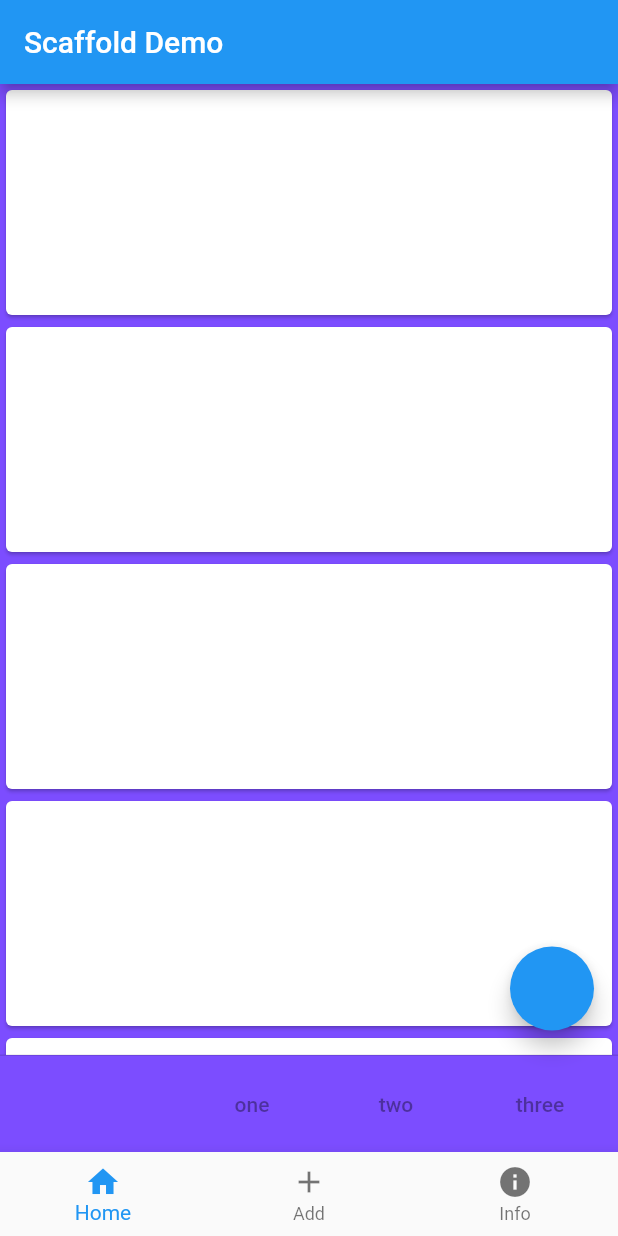
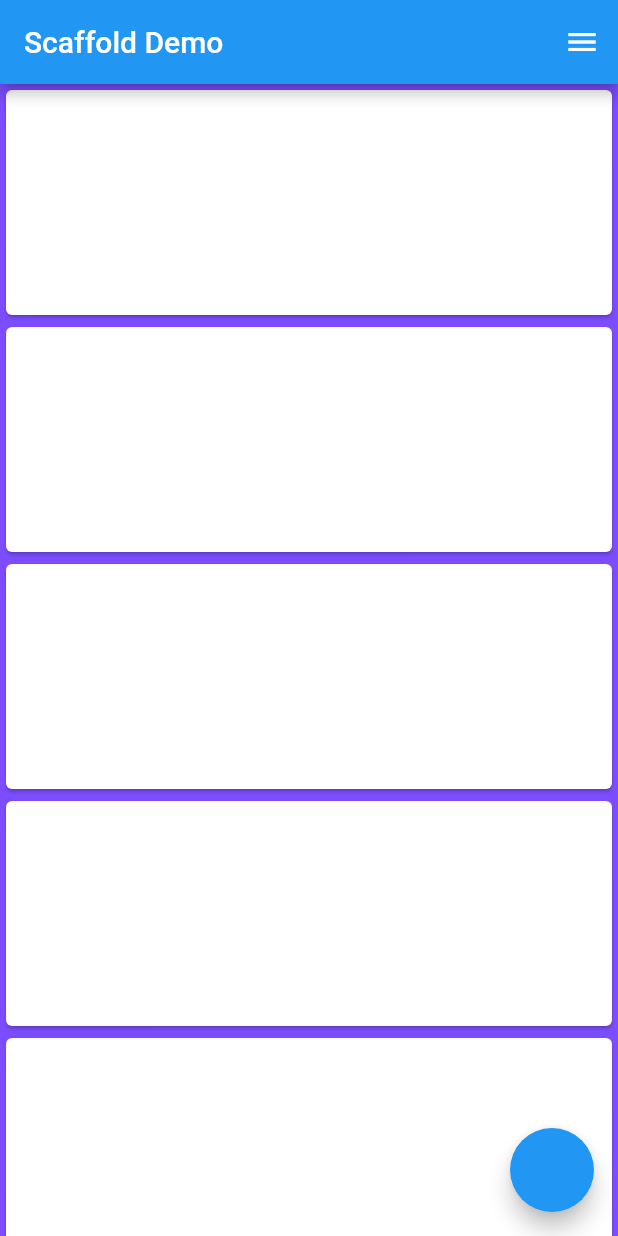
Before and after one commit to NohaElMandoh/FIutter_FirstApp, a Flutter app: the screen it shows after launch, on a phone screen of 412 x 824 dp. Run offline on Flutter 3.47's test engine with Material 2 defaults, Android fonts, the phone set to English and light mode, and no system bars; our stand-ins replace device_info.

Commit message:
drawer And endDrawer

```diff
--- a/lib/scaffold_pract.dart
+++ b/lib/scaffold_pract.dart
@@ -3,6 +3,52 @@ class scafPract extends StatelessWidget {
   @override
   Widget build(BuildContext context) {
     return Scaffold(
+//      drawer: new Drawer(child: new ListView(children: <Widget>[
+//        new DrawerHeader(child: new Text("Noha Mohammed")),
+//        new ListTile(
+//        subtitle: new Text("using dart"),
+//          onTap: (){},
+//          leading: new Icon(Icons.home),
+//          trailing: new Switch(value: true, onChanged: null),
+//        title: new Text("Flutter"),),
+//        new ListTile(
+//          selected: true,
+//    subtitle: new Text("using dart"),
+//    onTap: (){},
+//    leading: new Icon(Icons.home),
+//    trailing: new Switch(value: true, onChanged: null),
+//    title: new Text("Flutter"),),
+//        new AboutListTile(aboutBoxChildren: <Widget>[
+//          new Text("It's free")
+//        ],
+//          icon: new Icon(Icons.info),
+//          child: new Text("My First Flutter App"),)
+//
+//
+//      ],),),
+      endDrawer: new Drawer(child: new ListView(children: <Widget>[
+        new DrawerHeader(child: new Text("Noha Mohammed")),
+        new ListTile(
+          subtitle: new Text("using dart"),
+          onTap: (){},
+          leading: new Icon(Icons.home),
+          trailing: new Switch(value: true, onChanged: null),
+          title: new Text("Flutter"),),
+        new ListTile(
+          selected: true,
+          subtitle: new Text("using dart"),
+          onTap: (){},
+          leading: new Icon(Icons.home),
+          trailing: new Switch(value: true, onChanged: null),
+          title: new Text("Flutter"),),
+        new AboutListTile(aboutBoxChildren: <Widget>[
+          new Text("It's free")
+        ],
+          icon: new Icon(Icons.info),
+          child: new Text("My First Flutter App"),)
+
+
+      ],),),
       appBar: new AppBar(title: new Text("Scaffold Demo "),),
       backgroundColor: Colors.deepPurpleAccent,
       floatingActionButton: new FloatingActionButton(onPressed: null),
@@ -18,17 +64,17 @@ class scafPract extends StatelessWidget {
           ],
         ),
       ),
-      bottomNavigationBar: new BottomNavigationBar(items: <BottomNavigationBarItem>[
-        new BottomNavigationBarItem(icon:new Icon(  Icons.home),title: new Text("Home")),
-        new BottomNavigationBarItem(icon:new Icon(  Icons.add),title: new Text("Add")),
-        new BottomNavigationBarItem(icon:new Icon(  Icons.info),title: new Text("Info")),
-      ]),
-
-      persistentFooterButtons: <Widget>[
-        new FlatButton(onPressed: null, child: new Text("one")),
-        new FlatButton(onPressed: null, child: new Text("two")),
-        new FlatButton(onPressed: null, child: new Text("three")),
-      ],
+//      bottomNavigationBar: new BottomNavigationBar(items: <BottomNavigationBarItem>[
+//        new BottomNavigationBarItem(icon:new Icon(  Icons.home),title: new Text("Home")),
+//        new BottomNavigationBarItem(icon:new Icon(  Icons.add),title: new Text("Add")),
+//        new BottomNavigationBarItem(icon:new Icon(  Icons.info),title: new Text("Info")),
+//      ]),
+//
+//      persistentFooterButtons: <Widget>[
+//        new FlatButton(onPressed: null, child: new Text("one")),
+//        new FlatButton(onPressed: null, child: new Text("two")),
+//        new FlatButton(onPressed: null, child: new Text("three")),
+//      ],
 
     );
   }
```
